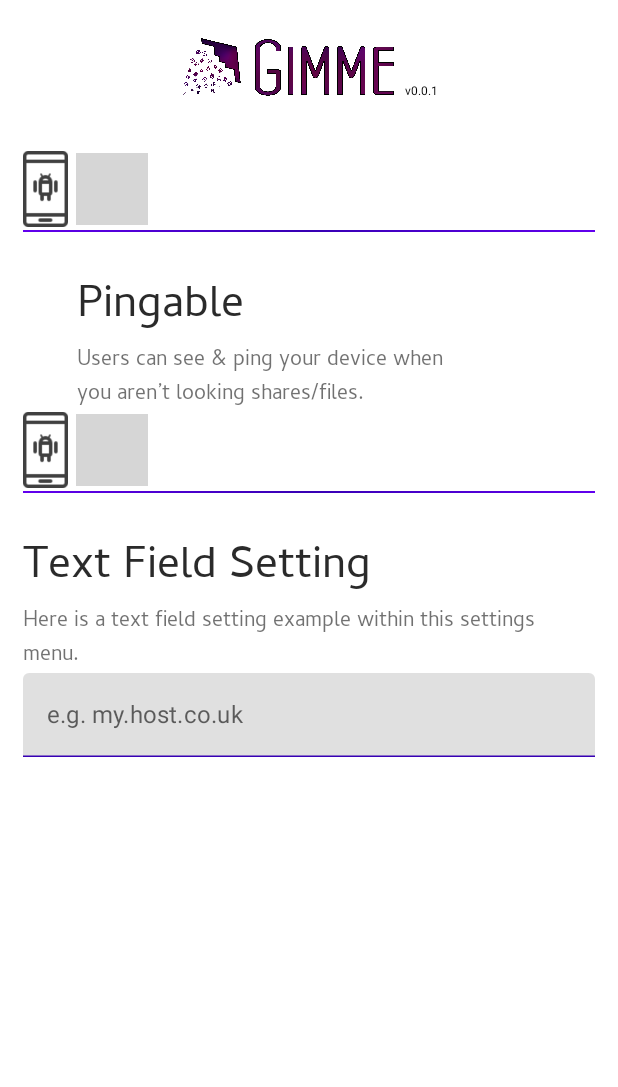
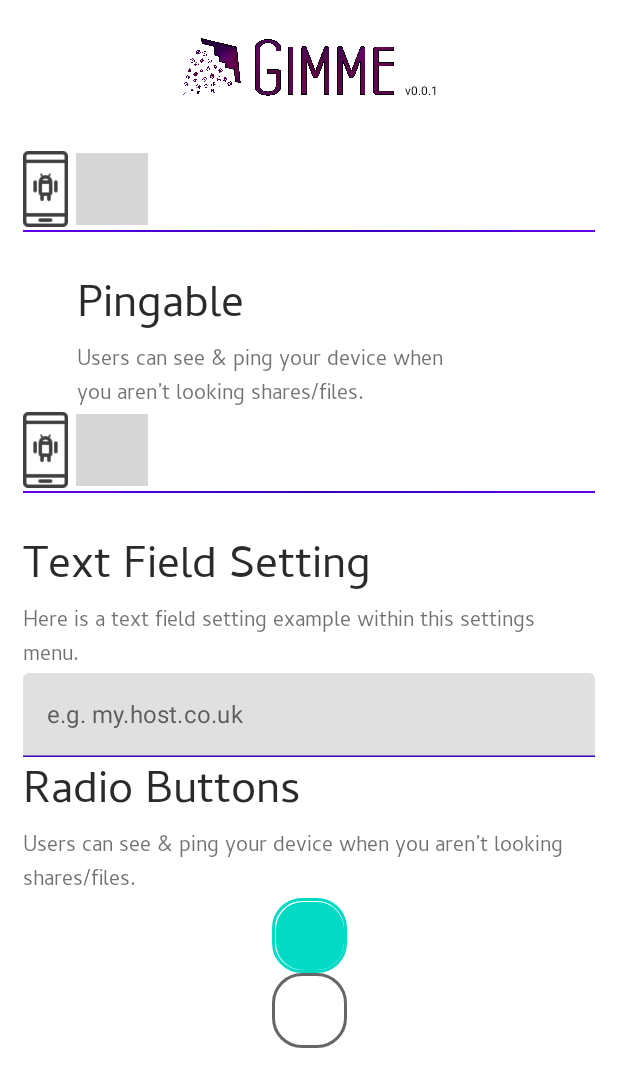
Before and after one commit to Nex-Coder/Gimme, an Android app built with Jetpack Compose: the @Preview function ComposablePreview, on a phone screen of 412 x 824 dp. Shown: the top 1087 px of the screen. Run offline under Robolectric (Android 15) with nearby library versions, the light colour scheme and no system bars; libraries missing offline, so code that uses them is left out: com.ramcosta.composedestinations; 4 statements that could not run were skipped; grey boxes are pictures that could not be loaded.

Commit message:
ShapedRadioButton implementation for UI.

```diff
--- /dev/null
+++ b/app/src/main/java/co/uk/nexhub/gimme/ui/elements/controls/ShapedRadioButton.kt
@@ -0,0 +1,64 @@
+package co.uk.nexhub.gimme.ui.elements.controls
+
+import androidx.compose.foundation.BorderStroke
+import androidx.compose.foundation.Canvas
+import androidx.compose.foundation.background
+import androidx.compose.foundation.border
+import androidx.compose.ui.graphics.Shape
+import androidx.compose.foundation.interaction.MutableInteractionSource
+import androidx.compose.foundation.layout.*
+import androidx.compose.foundation.selection.selectable
+import androidx.compose.foundation.shape.RoundedCornerShape
+import androidx.compose.material.*
+import androidx.compose.material.ripple.rememberRipple
+import androidx.compose.runtime.Composable
+import androidx.compose.runtime.remember
+import androidx.compose.ui.Alignment
+import androidx.compose.ui.Modifier
+import androidx.compose.ui.draw.clip
+import androidx.compose.ui.graphics.Color
+import androidx.compose.ui.semantics.Role
+import androidx.compose.ui.unit.Dp
+import androidx.compose.ui.unit.dp
+
+@Composable
+fun ShapedRadioButton( // TODO make a function that takesa a RadioButtonBrushes & provide a background feature for inner background
+    selected: Boolean,
+    onClick: (() -> Unit)?,
+    modifier: Modifier = Modifier,
+    enabled: Boolean = true,
+    interactionSource: MutableInteractionSource = remember { MutableInteractionSource() },
+    colors: RadioButtonColors = RadioButtonDefaults.colors(),
+    size: Dp = 50.dp,
+    fillShape: Shape = RoundedCornerShape(40),
+    borderShape: Shape = fillShape
+) {
+    Surface(
+        modifier
+            .size(size)
+            .aspectRatio(1f)
+            .selectable(
+                selected = selected,
+                onClick = if (onClick != null) onClick else {{}},
+                enabled = enabled,
+                role = Role.RadioButton,
+                interactionSource = interactionSource,
+                indication = rememberRipple(
+                    bounded = false,
+                    radius = size
+                )
+            ),
+        shape = borderShape,
+        border = (BorderStroke(size.div(35), colors.radioColor(enabled, selected).value)),
+        color = Color.Transparent
+    ) {
+        if (selected)
+        Box(Modifier, Alignment.Center) {
+            Box(
+                Modifier
+                    .fillMaxSize(0.9f)
+                    .background(colors.radioColor(enabled, selected).value, fillShape)
+                    .clip(fillShape)) {}
+        }
+    }
+}
--- a/app/src/main/java/co/uk/nexhub/gimme/ui/screens/SettingsScreen.kt
+++ b/app/src/main/java/co/uk/nexhub/gimme/ui/screens/SettingsScreen.kt
@@ -1,16 +1,25 @@
 package co.uk.nexhub.gimme.ui.screens
 
+import android.widget.Toast
+import androidx.compose.foundation.layout.Column
+import androidx.compose.foundation.layout.Row
 import androidx.compose.foundation.layout.fillMaxWidth
 import androidx.compose.foundation.layout.padding
 import androidx.compose.foundation.rememberScrollState
+import androidx.compose.foundation.selection.selectable
 import androidx.compose.material.*
 import androidx.compose.runtime.*
 import androidx.compose.ui.Modifier
+import androidx.compose.ui.platform.LocalContext
 import androidx.compose.ui.text.input.TextFieldValue
 import androidx.compose.ui.tooling.preview.Preview
+import androidx.compose.ui.unit.Dp
 import androidx.compose.ui.unit.dp
 import co.uk.nexhub.gimme.R
 import co.uk.nexhub.gimme.ui.elements.base.BoxWithContext
+import co.uk.nexhub.gimme.ui.elements.controls.RadioButtonChoice
+import co.uk.nexhub.gimme.ui.elements.controls.RadioButtonsGroup
+import co.uk.nexhub.gimme.ui.elements.controls.ShapedRadioButton
 import co.uk.nexhub.gimme.ui.elements.controls.ToggleButton
 import co.uk.nexhub.gimme.ui.elements.layout.AppHeader
 import co.uk.nexhub.gimme.ui.elements.parents.DefaultScreenWrapper
@@ -59,6 +68,18 @@ fun SettingsScreen(arg: String?) {
                 colors = TextFieldDefaults.textFieldColors(unfocusedIndicatorColor = MaterialTheme.colors.primaryVariant)
             )
         }
+        BoxWithContext(
+            "Radio Buttons",
+            "Users can see & ping your device when you aren’t looking shares/files.",
+            inline = false
+        ) {
+            val choices = arrayOf(RadioButtonChoice("Option One", { println("Option One") }), RadioButtonChoice("Option Two", { println("Option Two") }))
+            //RadioButtonsGroup(choices)
+
+            ShapedRadioButton(true, {})
+
+        }
+        ShapedRadioButton(false, {})
     }
 }
 
```
Also changed, not shown: app/src/main/java/co/uk/nexhub/gimme/ui/elements/controls/RadioButtonsGroup.kt (added, +55 -0 lines).
